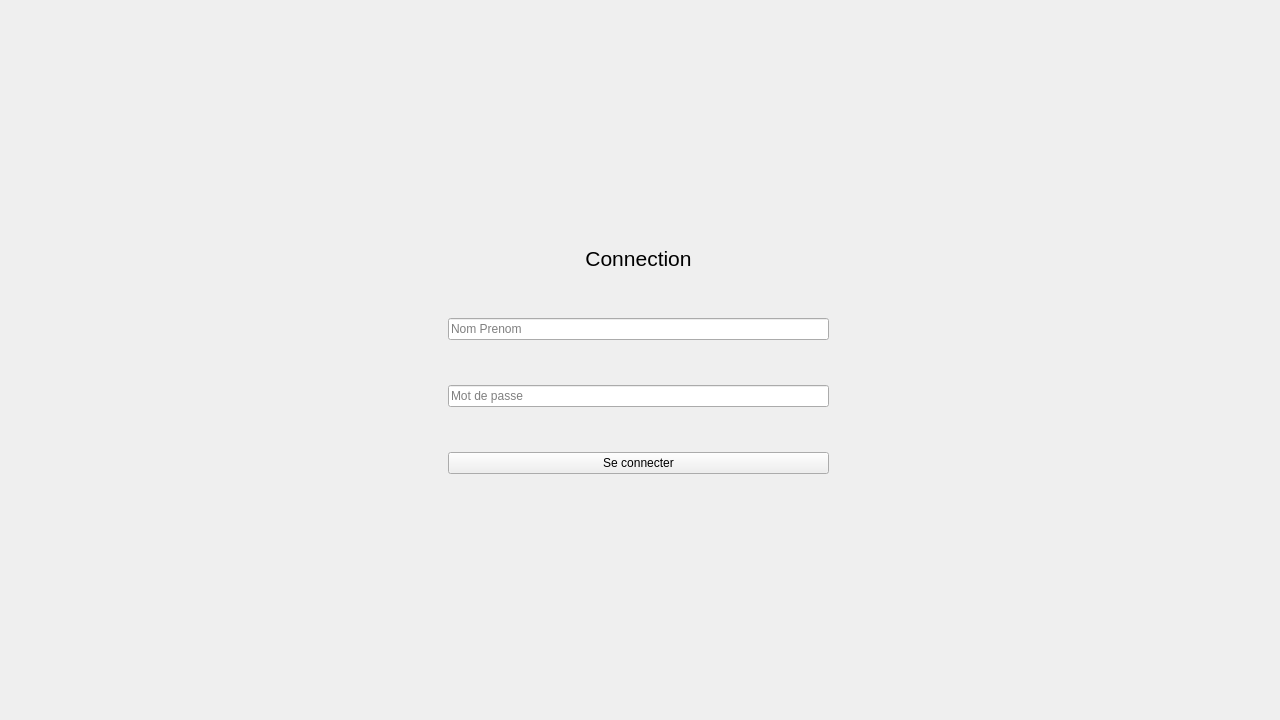
Old version of the form core/GUI/interface.ui in the repository LixNew2/Grimmo.
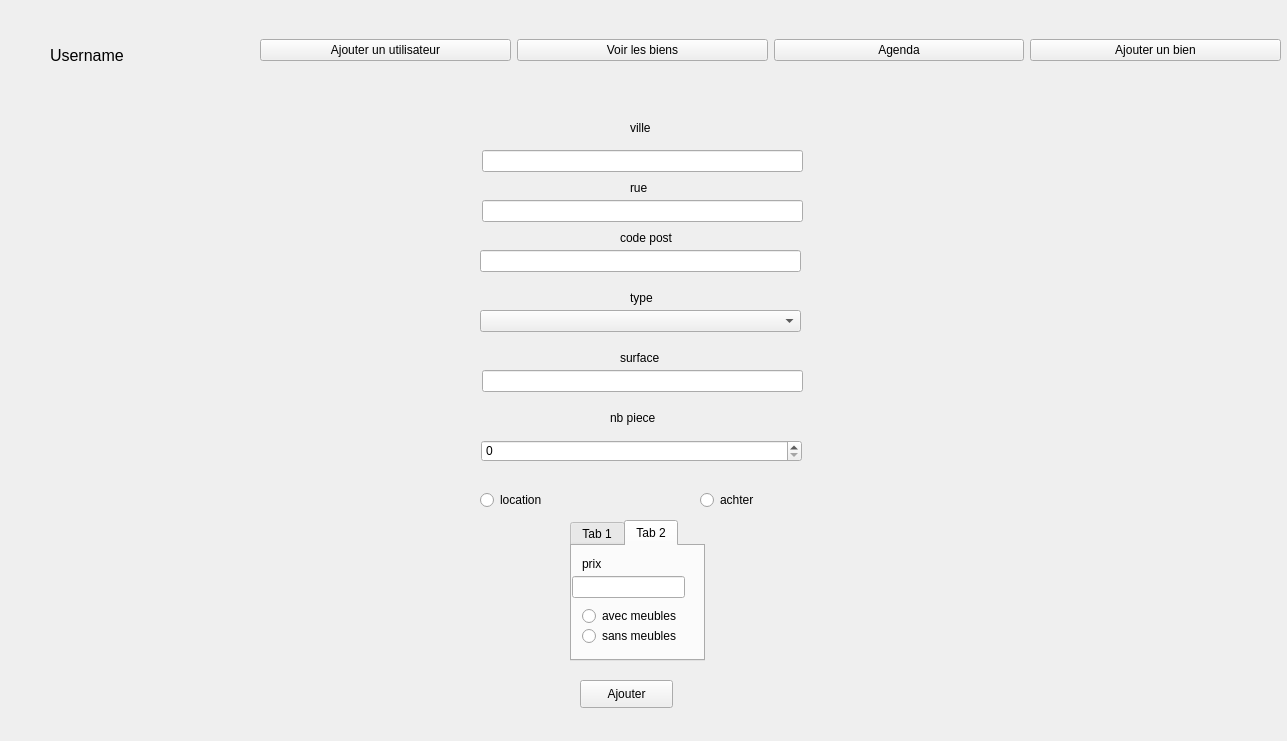
New version of the form. The open tabs and pages were chosen to show the change.

```diff
--- a/core/GUI/interface.ui
+++ b/core/GUI/interface.ui
@@ -6,8 +6,8 @@
    <rect>
     <x>0</x>
     <y>0</y>
-    <width>1280</width>
-    <height>720</height>
+    <width>1287</width>
+    <height>741</height>
    </rect>
   </property>
   <property name="windowTitle">
@@ -17,10 +17,10 @@
    <widget class="QStackedWidget" name="pages">
     <property name="geometry">
      <rect>
-      <x>-1</x>
-      <y>-1</y>
-      <width>1281</width>
-      <height>721</height>
+      <x>0</x>
+      <y>0</y>
+      <width>1291</width>
+      <height>741</height>
      </rect>
     </property>
     <property name="currentIndex">
@@ -172,6 +172,636 @@
       <property name="text">
        <string>Username</string>
       </property>
+     </widget>
+     <widget class="QWidget" name="horizontalLayoutWidget_3">
+      <property name="geometry">
+       <rect>
+        <x>0</x>
+        <y>110</y>
+        <width>1281</width>
+        <height>611</height>
+       </rect>
+      </property>
+      <layout class="QHBoxLayout" name="horizontalLayout_3">
+       <item>
+        <widget class="QScrollArea" name="scrollArea_2">
+         <property name="widgetResizable">
+          <bool>true</bool>
+         </property>
+         <widget class="QWidget" name="scrollAreaWidgetContents_2">
+          <property name="geometry">
+           <rect>
+            <x>0</x>
+            <y>0</y>
+            <width>634</width>
+            <height>607</height>
+           </rect>
+          </property>
+         </widget>
+        </widget>
+       </item>
+       <item>
+        <layout class="QVBoxLayout" name="verticalLayout_3">
+         <item>
+          <widget class="QCalendarWidget" name="calendarWidget"/>
+         </item>
+         <item>
+          <widget class="QScrollArea" name="scrollArea">
+           <property name="widgetResizable">
+            <bool>true</bool>
+           </property>
+           <widget class="QWidget" name="scrollAreaWidgetContents_3">
+            <property name="geometry">
+             <rect>
+              <x>0</x>
+              <y>0</y>
+              <width>632</width>
+              <height>298</height>
+             </rect>
+            </property>
+           </widget>
+          </widget>
+         </item>
+        </layout>
+       </item>
+      </layout>
+     </widget>
+    </widget>
+    <widget class="QWidget" name="add_bien">
+     <widget class="QWidget" name="horizontalLayoutWidget_4">
+      <property name="geometry">
+       <rect>
+        <x>260</x>
+        <y>10</y>
+        <width>1021</width>
+        <height>80</height>
+       </rect>
+      </property>
+      <layout class="QHBoxLayout" name="horizontalLayout_5">
+       <item>
+        <widget class="QPushButton" name="add_user_home_3">
+         <property name="text">
+          <string>Ajouter un utilisateur</string>
+         </property>
+        </widget>
+       </item>
+       <item>
+        <widget class="QPushButton" name="view_home_3">
+         <property name="text">
+          <string>Voir les biens</string>
+         </property>
+        </widget>
+       </item>
+       <item>
+        <widget class="QPushButton" name="agenda_3">
+         <property name="text">
+          <string>Agenda</string>
+         </property>
+        </widget>
+       </item>
+       <item>
+        <widget class="QPushButton" name="pushButton_3">
+         <property name="text">
+          <string>Ajouter un bien</string>
+         </property>
+        </widget>
+       </item>
+      </layout>
+     </widget>
+     <widget class="QLabel" name="username_3">
+      <property name="geometry">
+       <rect>
+        <x>50</x>
+        <y>40</y>
+        <width>111</width>
+        <height>31</height>
+       </rect>
+      </property>
+      <property name="font">
+       <font>
+        <pointsize>12</pointsize>
+       </font>
+      </property>
+      <property name="text">
+       <string>Username</string>
+      </property>
+     </widget>
+     <widget class="QLabel" name="label_4">
+      <property name="geometry">
+       <rect>
+        <x>630</x>
+        <y>180</y>
+        <width>55</width>
+        <height>16</height>
+       </rect>
+      </property>
+      <property name="text">
+       <string>rue</string>
+      </property>
+     </widget>
+     <widget class="QLabel" name="label_5">
+      <property name="geometry">
+       <rect>
+        <x>620</x>
+        <y>230</y>
+        <width>55</width>
+        <height>16</height>
+       </rect>
+      </property>
+      <property name="text">
+       <string>code post</string>
+      </property>
+     </widget>
+     <widget class="QLineEdit" name="add_ville_add_bien">
+      <property name="geometry">
+       <rect>
+        <x>482</x>
+        <y>150</y>
+        <width>321</width>
+        <height>22</height>
+       </rect>
+      </property>
+     </widget>
+     <widget class="QLineEdit" name="add_rue_add_bien">
+      <property name="geometry">
+       <rect>
+        <x>482</x>
+        <y>200</y>
+        <width>321</width>
+        <height>22</height>
+       </rect>
+      </property>
+     </widget>
+     <widget class="QLineEdit" name="add_postal_add_bien">
+      <property name="geometry">
+       <rect>
+        <x>480</x>
+        <y>250</y>
+        <width>321</width>
+        <height>22</height>
+       </rect>
+      </property>
+     </widget>
+     <widget class="QLabel" name="label_6">
+      <property name="geometry">
+       <rect>
+        <x>630</x>
+        <y>290</y>
+        <width>55</width>
+        <height>16</height>
+       </rect>
+      </property>
+      <property name="text">
+       <string>type</string>
+      </property>
+     </widget>
+     <widget class="QLabel" name="label_7">
+      <property name="geometry">
+       <rect>
+        <x>620</x>
+        <y>350</y>
+        <width>55</width>
+        <height>16</height>
+       </rect>
+      </property>
+      <property name="text">
+       <string>surface</string>
+      </property>
+     </widget>
+     <widget class="QLabel" name="label_8">
+      <property name="geometry">
+       <rect>
+        <x>610</x>
+        <y>410</y>
+        <width>55</width>
+        <height>16</height>
+       </rect>
+      </property>
+      <property name="text">
+       <string>nb piece</string>
+      </property>
+     </widget>
+     <widget class="QLineEdit" name="add_surface_add_bien">
+      <property name="geometry">
+       <rect>
+        <x>482</x>
+        <y>370</y>
+        <width>321</width>
+        <height>22</height>
+       </rect>
+      </property>
+     </widget>
+     <widget class="QLabel" name="label_9">
+      <property name="geometry">
+       <rect>
+        <x>630</x>
+        <y>120</y>
+        <width>55</width>
+        <height>16</height>
+       </rect>
+      </property>
+      <property name="text">
+       <string>ville</string>
+      </property>
+     </widget>
+     <widget class="QRadioButton" name="location_add_bien_btnradio">
+      <property name="geometry">
+       <rect>
+        <x>480</x>
+        <y>490</y>
+        <width>95</width>
+        <height>20</height>
+       </rect>
+      </property>
+      <property name="text">
+       <string>location</string>
+      </property>
+     </widget>
+     <widget class="QRadioButton" name="acheter_add_bien_btnradio">
+      <property name="geometry">
+       <rect>
+        <x>700</x>
+        <y>490</y>
+        <width>95</width>
+        <height>20</height>
+       </rect>
+      </property>
+      <property name="text">
+       <string>achter</string>
+      </property>
+     </widget>
+     <widget class="QTabWidget" name="tabWidget">
+      <property name="geometry">
+       <rect>
+        <x>570</x>
+        <y>520</y>
+        <width>135</width>
+        <height>141</height>
+       </rect>
+      </property>
+      <property name="currentIndex">
+       <number>1</number>
+      </property>
+      <widget class="QWidget" name="acheter">
+       <attribute name="title">
+        <string>Tab 1</string>
+       </attribute>
+       <widget class="QLineEdit" name="prix_achtable_add_bien">
+        <property name="geometry">
+         <rect>
+          <x>0</x>
+          <y>30</y>
+          <width>113</width>
+          <height>22</height>
+         </rect>
+        </property>
+       </widget>
+       <widget class="QLabel" name="label_3">
+        <property name="geometry">
+         <rect>
+          <x>10</x>
+          <y>0</y>
+          <width>55</width>
+          <height>16</height>
+         </rect>
+        </property>
+        <property name="text">
+         <string>prix</string>
+        </property>
+       </widget>
+      </widget>
+      <widget class="QWidget" name="location">
+       <attribute name="title">
+        <string>Tab 2</string>
+       </attribute>
+       <widget class="QLabel" name="label_10">
+        <property name="geometry">
+         <rect>
+          <x>10</x>
+          <y>10</y>
+          <width>55</width>
+          <height>16</height>
+         </rect>
+        </property>
+        <property name="text">
+         <string>prix</string>
+        </property>
+       </widget>
+       <widget class="QLineEdit" name="prix_loc_add_bien">
+        <property name="geometry">
+         <rect>
+          <x>0</x>
+          <y>30</y>
+          <width>113</width>
+          <height>22</height>
+         </rect>
+        </property>
+       </widget>
+       <widget class="QRadioButton" name="avec_meuble_add_bien_btnradio">
+        <property name="geometry">
+         <rect>
+          <x>10</x>
+          <y>60</y>
+          <width>95</width>
+          <height>20</height>
+         </rect>
+        </property>
+        <property name="text">
+         <string>avec meubles</string>
+        </property>
+       </widget>
+       <widget class="QRadioButton" name="sans_meuble_add_bien_btnradio">
+        <property name="geometry">
+         <rect>
+          <x>10</x>
+          <y>80</y>
+          <width>95</width>
+          <height>20</height>
+         </rect>
+        </property>
+        <property name="text">
+         <string>sans meubles</string>
+        </property>
+       </widget>
+      </widget>
+     </widget>
+     <widget class="QComboBox" name="add_type_add_bien">
+      <property name="geometry">
+       <rect>
+        <x>480</x>
+        <y>310</y>
+        <width>321</width>
+        <height>22</height>
+       </rect>
+      </property>
+      <property name="currentText">
+       <string/>
+      </property>
+     </widget>
+     <widget class="QSpinBox" name="spinBox">
+      <property name="geometry">
+       <rect>
+        <x>481</x>
+        <y>440</y>
+        <width>321</width>
+        <height>22</height>
+       </rect>
+      </property>
+     </widget>
+     <widget class="QPushButton" name="btnajouter_add_bien">
+      <property name="geometry">
+       <rect>
+        <x>580</x>
+        <y>680</y>
+        <width>93</width>
+        <height>28</height>
+       </rect>
+      </property>
+      <property name="text">
+       <string>Ajouter</string>
+      </property>
+     </widget>
+    </widget>
+    <widget class="QWidget" name="page">
+     <widget class="QWidget" name="horizontalLayoutWidget_5">
+      <property name="geometry">
+       <rect>
+        <x>260</x>
+        <y>0</y>
+        <width>1021</width>
+        <height>80</height>
+       </rect>
+      </property>
+      <layout class="QHBoxLayout" name="horizontalLayout_6">
+       <item>
+        <widget class="QPushButton" name="add_user_home_4">
+         <property name="text">
+          <string>Ajouter un utilisateur</string>
+         </property>
+        </widget>
+       </item>
+       <item>
+        <widget class="QPushButton" name="view_home_4">
+         <property name="text">
+          <string>Voir les biens</string>
+         </property>
+        </widget>
+       </item>
+       <item>
+        <widget class="QPushButton" name="agenda_4">
+         <property name="text">
+          <string>Agenda</string>
+         </property>
+        </widget>
+       </item>
+       <item>
+        <widget class="QPushButton" name="pushButton_4">
+         <property name="text">
+          <string>Ajouter un bien</string>
+         </property>
+        </widget>
+       </item>
+      </layout>
+     </widget>
+     <widget class="QLabel" name="username_4">
+      <property name="geometry">
+       <rect>
+        <x>20</x>
+        <y>30</y>
+        <width>111</width>
+        <height>31</height>
+       </rect>
+      </property>
+      <property name="font">
+       <font>
+        <pointsize>12</pointsize>
+       </font>
+      </property>
+      <property name="text">
+       <string>Username</string>
+      </property>
+     </widget>
+     <widget class="QWidget" name="horizontalLayoutWidget_6">
+      <property name="geometry">
+       <rect>
+        <x>0</x>
+        <y>100</y>
+        <width>771</width>
+        <height>641</height>
+       </rect>
+      </property>
+      <layout class="QHBoxLayout" name="horizontalLayout_7">
+       <item>
+        <widget class="QCalendarWidget" name="calendarWidget_2"/>
+       </item>
+      </layout>
+     </widget>
+     <widget class="QWidget" name="verticalLayoutWidget_5">
+      <property name="geometry">
+       <rect>
+        <x>820</x>
+        <y>100</y>
+        <width>461</width>
+        <height>631</height>
+       </rect>
+      </property>
+      <layout class="QVBoxLayout" name="verticalLayout_5">
+       <property name="spacing">
+        <number>5</number>
+       </property>
+       <property name="leftMargin">
+        <number>10</number>
+       </property>
+       <property name="topMargin">
+        <number>10</number>
+       </property>
+       <property name="rightMargin">
+        <number>10</number>
+       </property>
+       <property name="bottomMargin">
+        <number>5</number>
+       </property>
+       <item>
+        <widget class="QScrollArea" name="scrollArea_3">
+         <property name="widgetResizable">
+          <bool>true</bool>
+         </property>
+         <widget class="QWidget" name="scrollAreaWidgetContents_4">
+          <property name="geometry">
+           <rect>
+            <x>0</x>
+            <y>0</y>
+            <width>439</width>
+            <height>614</height>
+           </rect>
+          </property>
+         </widget>
+        </widget>
+       </item>
+      </layout>
+     </widget>
+    </widget>
+    <widget class="QWidget" name="view_bien">
+     <widget class="QWidget" name="horizontalLayoutWidget_2">
+      <property name="geometry">
+       <rect>
+        <x>260</x>
+        <y>10</y>
+        <width>1021</width>
+        <height>80</height>
+       </rect>
+      </property>
+      <layout class="QHBoxLayout" name="horizontalLayout_2">
+       <item>
+        <widget class="QPushButton" name="add_user_home_2">
+         <property name="text">
+          <string>Ajouter un utilisateur</string>
+         </property>
+        </widget>
+       </item>
+       <item>
+        <widget class="QPushButton" name="view_home_2">
+         <property name="text">
+          <string>Voir les biens</string>
+         </property>
+        </widget>
+       </item>
+       <item>
+        <widget class="QPushButton" name="agenda_2">
+         <property name="text">
+          <string>Agenda</string>
+         </property>
+        </widget>
+       </item>
+       <item>
+        <widget class="QPushButton" name="pushButton_2">
+         <property name="text">
+          <string>Ajouter un bien</string>
+         </property>
+        </widget>
+       </item>
+      </layout>
+     </widget>
+     <widget class="QLabel" name="username_2">
+      <property name="geometry">
+       <rect>
+        <x>20</x>
+        <y>40</y>
+        <width>111</width>
+        <height>31</height>
+       </rect>
+      </property>
+      <property name="font">
+       <font>
+        <pointsize>12</pointsize>
+       </font>
+      </property>
+      <property name="text">
+       <string>Username</string>
+      </property>
+     </widget>
+     <widget class="QWidget" name="verticalLayoutWidget_4">
+      <property name="geometry">
+       <rect>
+        <x>0</x>
+        <y>100</y>
+        <width>511</width>
+        <height>621</height>
+       </rect>
+      </property>
+      <layout class="QVBoxLayout" name="verticalLayout_4">
+       <property name="spacing">
+        <number>5</number>
+       </property>
+       <property name="leftMargin">
+        <number>10</number>
+       </property>
+       <property name="topMargin">
+        <number>10</number>
+       </property>
+       <property name="rightMargin">
+        <number>10</number>
+       </property>
+       <property name="bottomMargin">
+        <number>5</number>
+       </property>
+       <item>
+        <widget class="QScrollArea" name="liste_view_bien">
+         <property name="widgetResizable">
+          <bool>true</bool>
+         </property>
+         <widget class="QWidget" name="scrollAreaWidgetContents">
+          <property name="geometry">
+           <rect>
+            <x>0</x>
+            <y>0</y>
+            <width>489</width>
+            <height>604</height>
+           </rect>
+          </property>
+         </widget>
+        </widget>
+       </item>
+      </layout>
+     </widget>
+     <widget class="QWidget" name="gridLayoutWidget">
+      <property name="geometry">
+       <rect>
+        <x>530</x>
+        <y>100</y>
+        <width>741</width>
+        <height>621</height>
+       </rect>
+      </property>
+      <layout class="QGridLayout" name="gridLayout">
+       <item row="0" column="0">
+        <widget class="QLabel" name="label_2">
+         <property name="text">
+          <string>MAP </string>
+         </property>
+        </widget>
+       </item>
+      </layout>
      </widget>
     </widget>
     <widget class="QWidget" name="add_agent">
```
Left out of the diff: 11 changed lines with no effect on the pictures.
